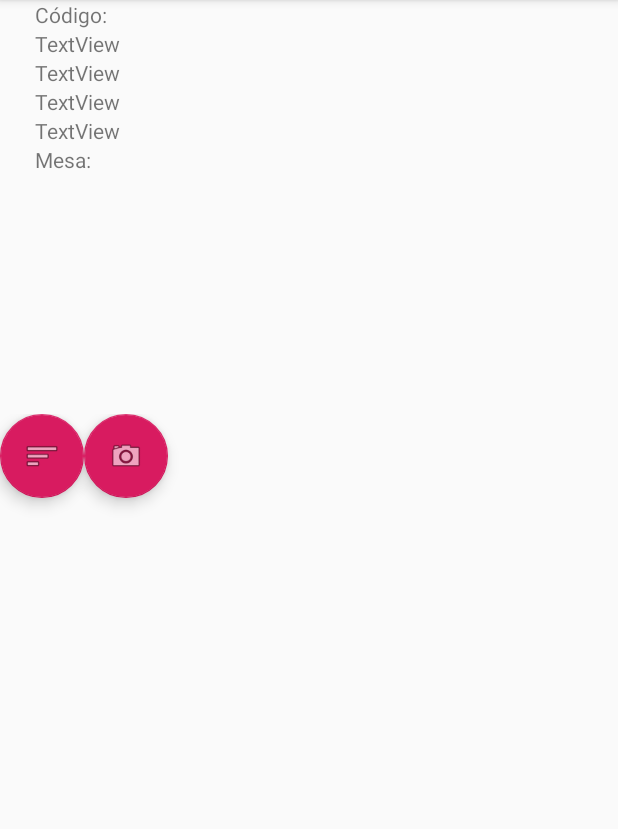
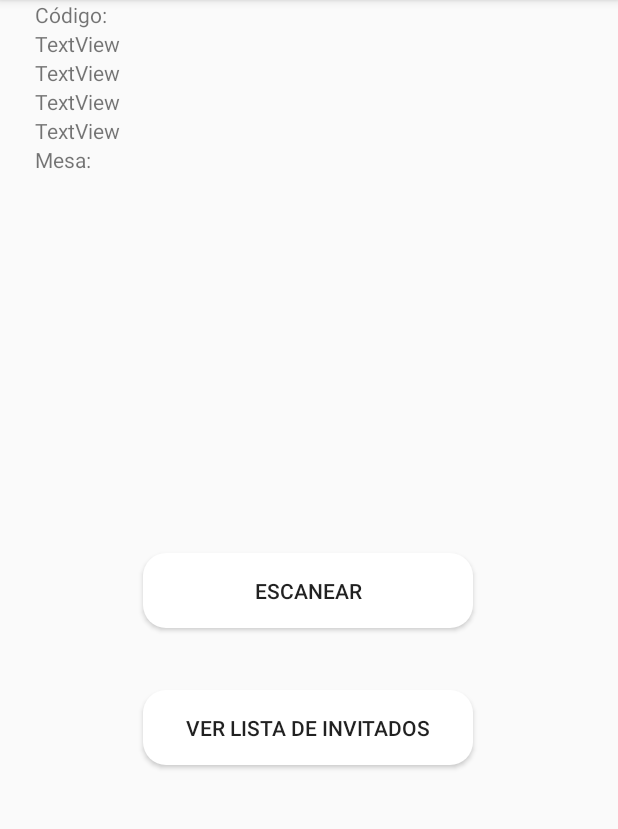
Before and after one commit to Anibulus/Event-by-QR, an Android app: the screen it shows after launch (MainActivity), on a phone screen of 412 x 824 dp, the part 84-913 px from its top. Run offline under Robolectric (Android 15) with nearby library versions, the light colour scheme and no system bars; libraries missing offline, so code that uses them is left out: com.google.zxing.integration.

Commit message:
Modificacion se botones
	Se cambian botones mejor adornados para la aplicación

```diff
--- a/app/src/main/java/com/example/eventwqr/DAO/InvitacionDAO.java
+++ /dev/null
@@ -1,7 +0,0 @@
-package com.example.eventwqr.DAO;
-
-import android.database.Cursor;
-import android.database.sqlite.SQLiteDatabase;
-
-public class InvitacionDAO {
-}
--- a/app/src/main/java/com/example/eventwqr/Invitados.java
+++ b/app/src/main/java/com/example/eventwqr/Invitados.java
@@ -34,9 +34,8 @@ public class Invitados extends AppCompatActivity {
 
         ia=new InvitacionAdapter(MainActivity.conexion.getListadoInvitados());
         rv.setAdapter(ia);
-        List<Invitacion> i=MainActivity.conexion.getListadoInvitados();
 
-        Toast.makeText(getApplicationContext(), "Hay un total de "+i.size() +" registros", Toast.LENGTH_SHORT).show();
+        Toast.makeText(getApplicationContext(), "Hay un total de "+ia.getItemCount() +" registros", Toast.LENGTH_SHORT).show();
 
     }
 
--- a/app/src/main/java/com/example/eventwqr/MainActivity.java
+++ b/app/src/main/java/com/example/eventwqr/MainActivity.java
@@ -15,6 +15,7 @@ import androidx.appcompat.widget.Toolbar;
 import android.view.View;
 import android.view.Menu;
 import android.view.MenuItem;
+import android.widget.Button;
 import android.widget.TextView;
 import android.widget.Toast;
 
@@ -29,8 +30,8 @@ public class MainActivity extends AppCompatActivity {
     TextView txtEvento;
     TextView txtCantidad;
 
-    FloatingActionButton fab;
-    FloatingActionButton fabInvitados;
+    Button fab;
+    Button fabInvitados;
 
     static BD conexion= null;
 
--- /dev/null
+++ b/app/src/main/res/drawable/boton_bonito.xml
@@ -0,0 +1,6 @@
+<?xml version="1.0" encoding="utf-8"?>
+<shape xmlns:android="http://schemas.android.com/apk/res/android"
+    android:shape="rectangle">
+<corners android:radius="15dp"></corners>
+    <solid android:color="#ffffff"></solid>
+</shape>
--- a/app/src/main/res/layout/content_main.xml
+++ b/app/src/main/res/layout/content_main.xml
@@ -7,6 +7,39 @@
     app:layout_behavior="@string/appbar_scrolling_view_behavior"
     tools:context=".MainActivity"
     tools:showIn="@layout/activity_main">
+
+    <Button
+        android:id="@+id/fab"
+        android:layout_width="220dp"
+        android:layout_height="50dp"
+        android:layout_weight="1"
+        android:width="250dp"
+        android:height="10dp"
+        android:text="Escanear"
+        app:layout_constraintBottom_toBottomOf="parent"
+        app:layout_constraintEnd_toEndOf="parent"
+        app:layout_constraintHorizontal_bias="0.498"
+        app:layout_constraintStart_toStartOf="parent"
+        app:layout_constraintTop_toBottomOf="@+id/linearLayout"
+        app:layout_constraintVertical_bias="0.21"
+        android:background="@drawable/boton_bonito"/>
+
+    <Button
+        android:id="@+id/faInvitados"
+        android:layout_width="220dp"
+        android:layout_height="50dp"
+        android:layout_weight="1"
+        android:width="250dp"
+        android:height="50dp"
+        android:text="Ver lista de invitados"
+        app:layout_constraintBottom_toBottomOf="parent"
+        app:layout_constraintEnd_toEndOf="parent"
+        app:layout_constraintHorizontal_bias="0.497"
+        app:layout_constraintStart_toStartOf="parent"
+        app:layout_constraintTop_toBottomOf="@+id/fab"
+        app:layout_constraintVertical_bias="0.137"
+        tools:visibility="visible"
+        android:background="@drawable/boton_bonito"/>
 
     <LinearLayout
         android:id="@+id/linearLayout"
@@ -58,29 +91,4 @@
 
     </LinearLayout>
 
-    <LinearLayout
-        android:id="@+id/linearLayout2"
-        android:layout_width="match_parent"
-        android:layout_height="263dp"
-        android:orientation="horizontal"
-        app:layout_constraintEnd_toEndOf="parent"
-        app:layout_constraintHorizontal_bias="0.0"
-        app:layout_constraintStart_toStartOf="parent"
-        app:layout_constraintTop_toBottomOf="@+id/linearLayout">
-
-        <com.google.android.material.floatingactionbutton.FloatingActionButton
-            android:id="@+id/faInvitados"
-            android:layout_width="match_parent"
-            android:layout_height="wrap_content"
-            android:clickable="true"
-            app:srcCompat="@android:drawable/ic_menu_sort_by_size" />
-
-        <com.google.android.material.floatingactionbutton.FloatingActionButton
-            android:id="@+id/fab"
-            android:layout_width="match_parent"
-            android:layout_height="wrap_content"
-            android:clickable="true"
-            app:srcCompat="@android:drawable/ic_menu_camera" />
-    </LinearLayout>
-
 </androidx.constraintlayout.widget.ConstraintLayout>
```
